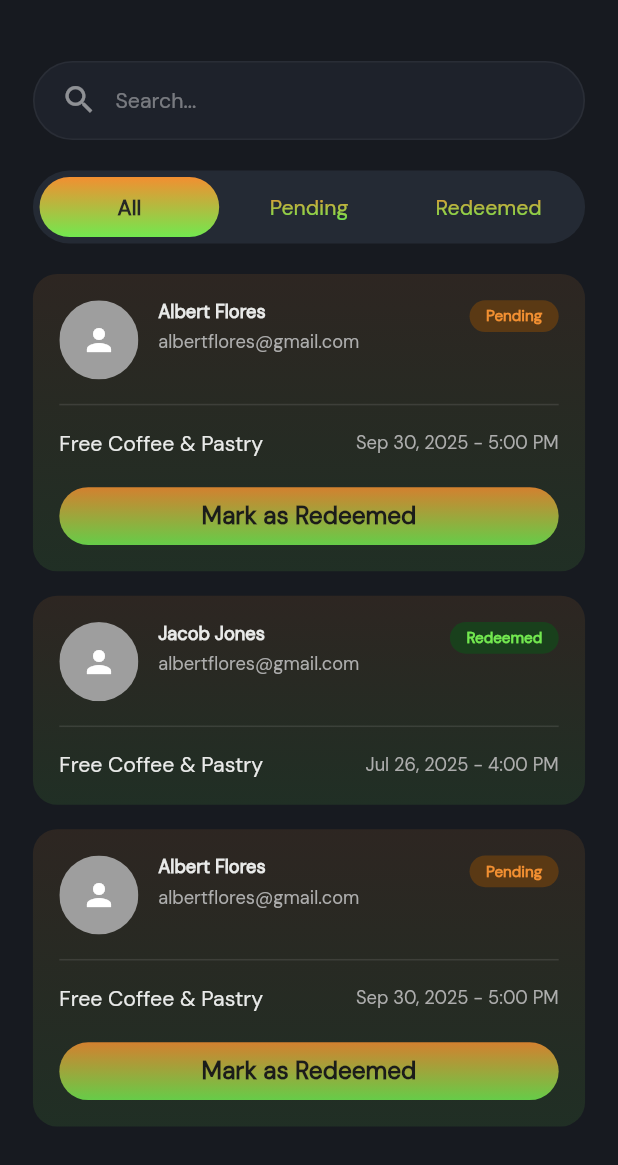
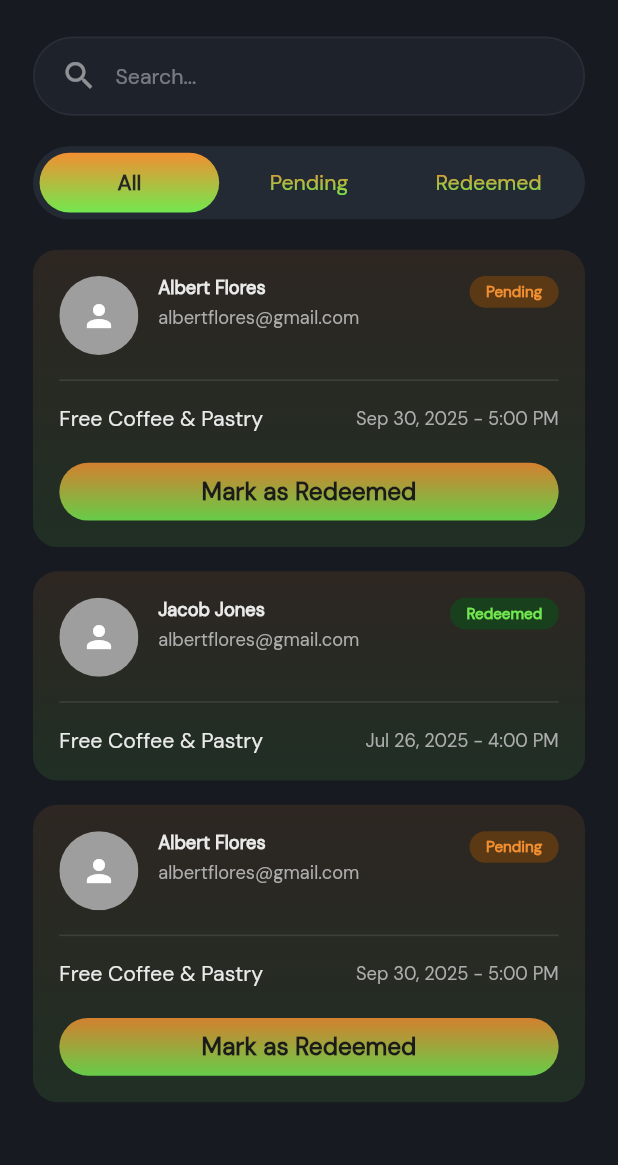
Before and after one commit to devscout24/teamstreakprom_flutter, a Flutter app: the BusinessPartnerClaimScreen screen opened directly, on a phone screen of 412 x 824 dp. Shown: the top 1165 px of the screen. Run offline on Flutter 3.47's test engine with Material 3 defaults, Android fonts, the phone set to English and light mode, and no system bars; drawn by our look-alikes of auto_animated; our stand-ins replace cached_network_image, dio, file_picker, flutter_screenutil, get, get_it and 5 more; missing offline and left inert: dotlottie_loader, mobile_scanner; accounts and stored records are empty.

Commit message:
Issue Solve

```diff
--- a/lib/features/business_partner/business_partner_claim/presentation/business_partner_claim_screen.dart
+++ b/lib/features/business_partner/business_partner_claim/presentation/business_partner_claim_screen.dart
@@ -64,7 +64,6 @@ class _BusinessPartnerClaimScreenState
             padding: EdgeInsets.only(left: 20.w, right: 20.w, top: 24.h),
             child: Column(
               children: [
-                UIHelper.verticalSpace(16.h),
                 // Search Bar
                 Container(
                   height: 52.h,
```
